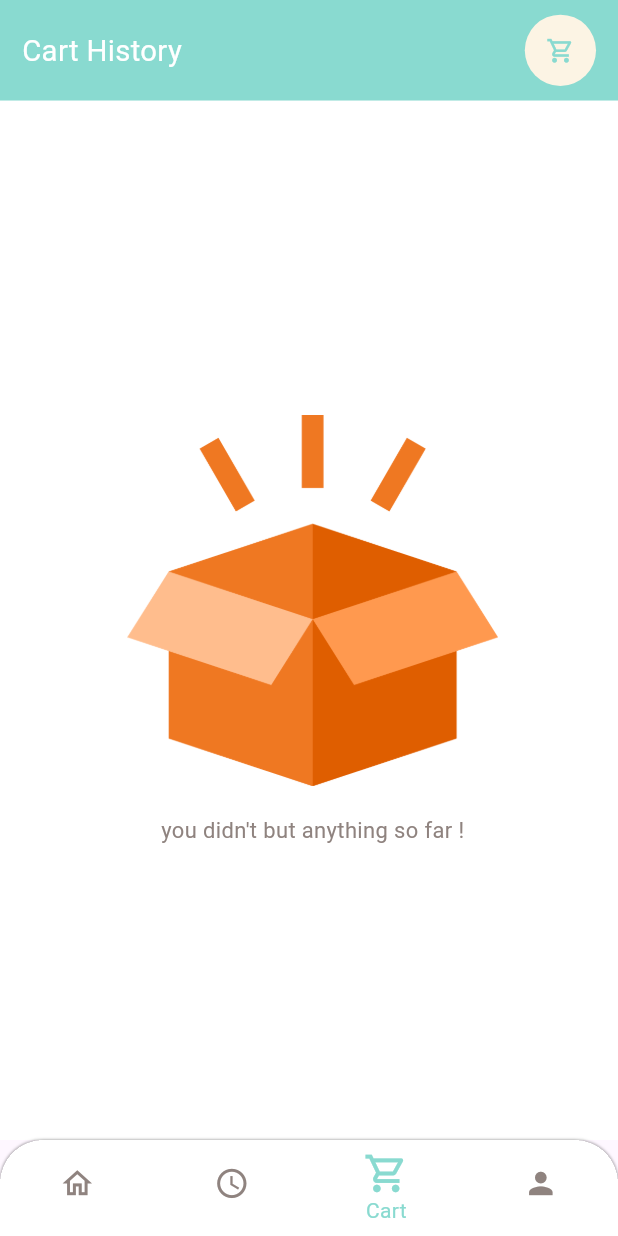
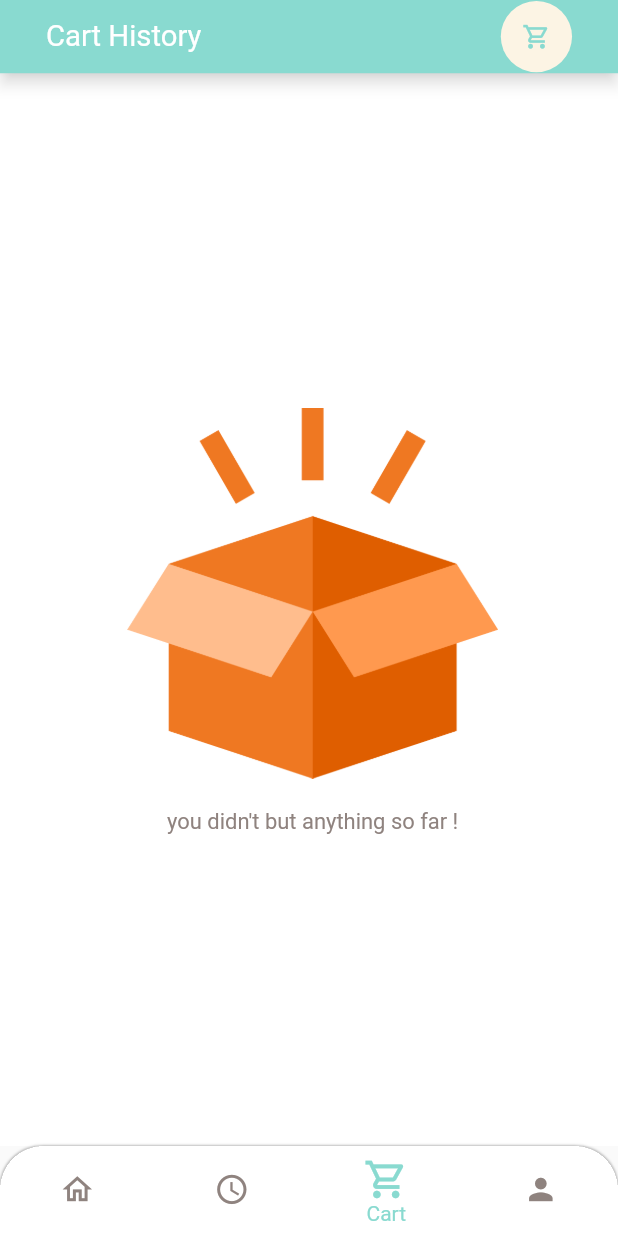
Before and after one commit to MuhammadNasser-BiiMBo/Flutter-FoodDeliveryApp, a Flutter app: the screen it shows after launch, item 3 of the bottom bar chosen, on a phone screen of 412 x 824 dp. Run offline on Flutter 3.47's test engine with Material 2 defaults, Android fonts, the phone set to English and light mode, and no system bars; our stand-ins replace dots_indicator, get, shared_preferences; network calls fail.

```diff
--- a/lib/main.dart
+++ b/lib/main.dart
@@ -27,7 +27,6 @@ class MyApp extends StatelessWidget {
     return GetBuilder<PopularProductController>(
       builder:(_)=> GetBuilder<RecommendedProductController>(
         builder:(_)=> GetMaterialApp(
-          theme: ThemeData(useMaterial3: true),
           initialRoute: RouteHelper.getSplashPage(),
           getPages: RouteHelper.routes,
           debugShowCheckedModeBanner: false,
--- a/lib/pages/cart/cart_history_page.dart
+++ b/lib/pages/cart/cart_history_page.dart
@@ -35,10 +35,9 @@ class CartHistoryPage extends StatelessWidget {
 
     return Scaffold(
       backgroundColor: Colors.white,
-      body: Column(
-        children: [
-          SafeArea(
-            child: Container(
+      appBar: AppBar(
+        backgroundColor: AppColors.mainColor,
+        title: Container(
           width: double.maxFinite,
           color: AppColors.mainColor,
           padding: EdgeInsets.symmetric(
@@ -61,7 +60,12 @@ class CartHistoryPage extends StatelessWidget {
             ],
           ),
         ),
+        toolbarHeight: Dimensions.height30+Dimensions.height20,
+        automaticallyImplyLeading: false,
+        shadowColor: Colors.white,
       ),
+      body: Column(
+        children: [
           Expanded(
             child: Container(
               margin: EdgeInsets.only(
--- a/lib/pages/home/food_page_body.dart
+++ b/lib/pages/home/food_page_body.dart
@@ -126,7 +126,7 @@ class _FoodPageBodyState extends State<FoodPageBody> {
                   child: Container(
                     margin: EdgeInsets.only(
                         right: Dimensions.width20,
-                        left: Dimensions.width20,
+                        left: Dimensions.width10,
                         bottom: Dimensions.height10),
                     child: Row(
                       children: [
@@ -290,7 +290,7 @@ class _FoodPageBodyState extends State<FoodPageBody> {
                   padding: EdgeInsets.only(
                       top: Dimensions.height15,
                       left: Dimensions.width20,
-                      right: Dimensions.width20),
+                      right: Dimensions.width10),
                   child: FoodDataColumn(text: popularProduct.name!),
                 ),
               ),
```
Also changed, not shown: lib/pages/home/main_food_page.dart (+11 -5 lines). Lines whose indentation alone changed are shown as unchanged.
